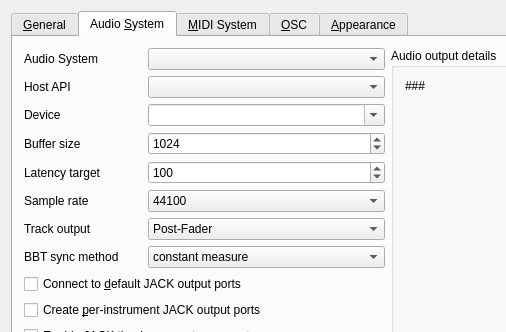
First picture: the form in src/gui/src/PreferencesDialog_UI.ui, repository hydrogen-music/hydrogen, before the edit; both pictures show x 0 to 506 and y 0 to 332 of the 663 by 633 pixel window.
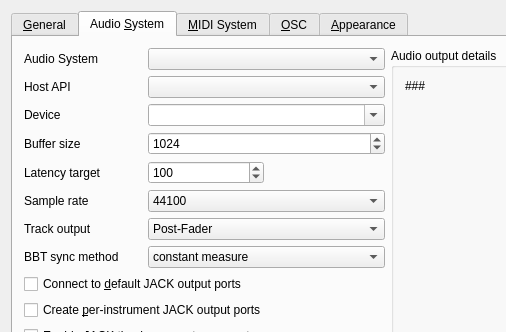
Second picture: the form after the edit. The open tabs and pages were chosen to show the change. Custom widgets are drawn as their Qt base class.

Commit message:
Respect PortAudio latency even if no device selected
If no device is specified in preferences, still set the latency
target.

Also, show current latency estimate in preferences dialog.

```diff
--- a/src/gui/src/PreferencesDialog_UI.ui
+++ b/src/gui/src/PreferencesDialog_UI.ui
@@ -440,14 +440,25 @@
             </widget>
            </item>
            <item row="7" column="1">
-            <widget class="QSpinBox" name="latencyTargetSpinBox">
-             <property name="maximum">
-              <number>48000</number>
-             </property>
-             <property name="value">
-              <number>100</number>
-             </property>
-            </widget>
+            <layout class="QHBoxLayout" name="horizontalLayout_11">
+             <item>
+              <widget class="QSpinBox" name="latencyTargetSpinBox">
+               <property name="maximum">
+                <number>48000</number>
+               </property>
+               <property name="value">
+                <number>100</number>
+               </property>
+              </widget>
+             </item>
+             <item>
+              <widget class="QLabel" name="latencyValueLabel">
+               <property name="text">
+                <string/>
+               </property>
+              </widget>
+             </item>
+            </layout>
            </item>
           </layout>
          </item>
```
Left out of the diff: 204 changed lines with no effect on the pictures. The commit also changes 2 other files.
